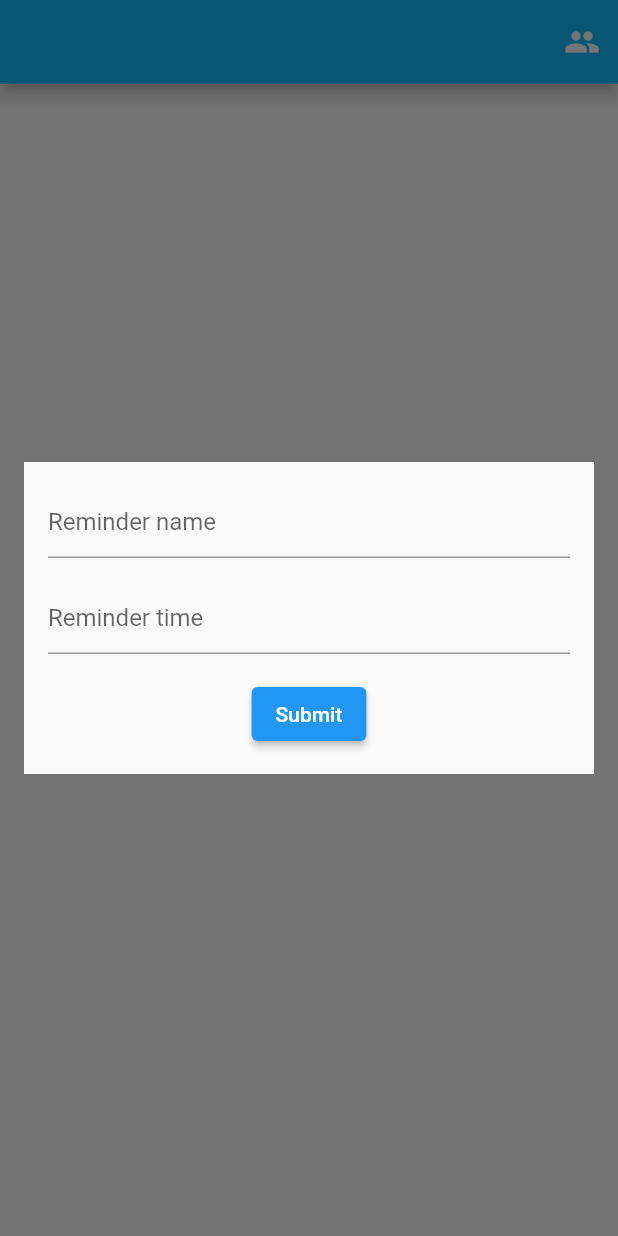
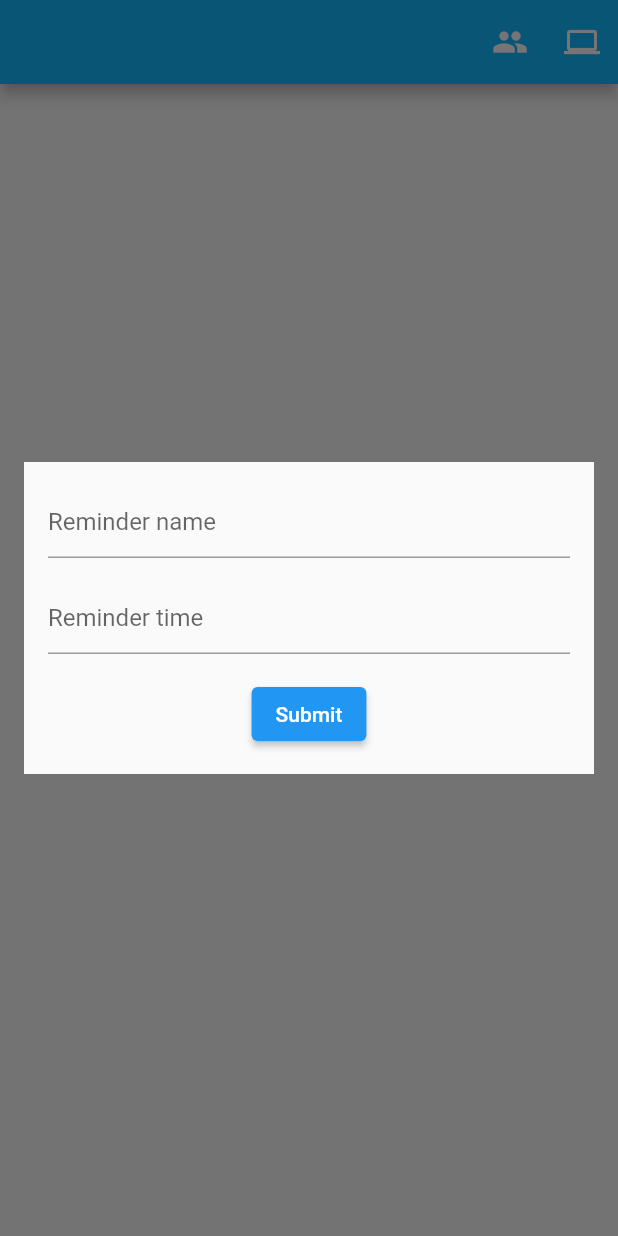
Before and after one commit to btrautmann/simple-sync, a Flutter app: the screen it shows once a user with an empty profile is signed in, after a tap on "New Reminder", on a phone screen of 412 x 824 dp. Run offline on Flutter 3.47's test engine with Material 2 defaults, Android fonts, the light colour scheme and no system bars; drawn by our look-alikes of datetime_picker_formfield; our stand-ins replace bloc, cloud_firestore, firebase_auth, firebase_core, firebase_crashlytics, flutter_bloc and 5 more; accounts and stored records are empty; network calls fail.

Commit message:
Improve logging and error handling. Add diagnostics dialog.

```diff
--- a/simple_sync/lib/bootstrap.dart
+++ b/simple_sync/lib/bootstrap.dart
@@ -6,33 +6,36 @@
 // https://opensource.org/licenses/MIT.
 
 import 'dart:async';
-import 'dart:developer';
 
 import 'package:bloc/bloc.dart';
+import 'package:firebase_core/firebase_core.dart';
 import 'package:firebase_crashlytics/firebase_crashlytics.dart';
 import 'package:flutter/widgets.dart';
 import 'package:flutter_local_notifications/flutter_local_notifications.dart';
+import 'package:simple_sync/firebase_options.dart';
+import 'package:simple_sync/log.dart';
 import 'package:timezone/data/latest_all.dart' as tz;
 
 class AppBlocObserver extends BlocObserver {
   @override
   void onChange(BlocBase bloc, Change change) {
     super.onChange(bloc, change);
-    log('onChange(${bloc.runtimeType}, $change)');
+    Log.debug('onChange(${bloc.runtimeType}, $change)');
   }
 
   @override
   void onError(BlocBase bloc, Object error, StackTrace stackTrace) {
-    log('onError(${bloc.runtimeType}, $error, $stackTrace)');
+    Log.error('onError(${bloc.runtimeType}, $error, $stackTrace)');
     super.onError(bloc, error, stackTrace);
   }
 }
 
 Future<void> bootstrap(FutureOr<Widget> Function() builder) async {
-  FlutterError.onError = (details) {
-    FirebaseCrashlytics.instance.recordFlutterError(details);
-  };
-
+  await runZonedGuarded(
+    () async {
+      WidgetsFlutterBinding.ensureInitialized();
+      // Set up Push notifications
+      tz.initializeTimeZones();
       const initializationSettingsIOS = IOSInitializationSettings(
         onDidReceiveLocalNotification: onDidReceiveLocalNotification,
       );
@@ -42,20 +45,21 @@ Future<void> bootstrap(FutureOr<Widget> Function() builder) async {
       await FlutterLocalNotificationsPlugin().initialize(
         initializationSettings,
         onSelectNotification: (content) {
-      log('Tapped notification with content $content');
+          Log.debug('Tapped notification with content $content');
         },
       );
-
-  tz.initializeTimeZones();
-
-  await runZonedGuarded(
-    () async {
+      await Firebase.initializeApp(
+        options: DefaultFirebaseOptions.currentPlatform,
+      );
+      FlutterError.onError = (details) {
+        FirebaseCrashlytics.instance.recordFlutterError(details);
+      };
       await BlocOverrides.runZoned(
         () async => runApp(await builder()),
         blocObserver: AppBlocObserver(),
       );
     },
-    (error, stackTrace) => FirebaseCrashlytics.instance.recordError(error.toString(), stackTrace),
+    (error, stackTrace) => FirebaseCrashlytics.instance.recordError(error.toString(), stackTrace, fatal: true),
   );
 }
 
@@ -65,5 +69,5 @@ Future<void> onDidReceiveLocalNotification(
   String? body,
   String? payload,
 ) async {
-  log('Got notification with id $id and title $title');
+  Log.debug('Got notification with id $id and title $title');
 }
--- /dev/null
+++ b/simple_sync/lib/log.dart
@@ -0,0 +1,61 @@
+import 'package:firebase_crashlytics/firebase_crashlytics.dart';
+import 'package:flutter/foundation.dart';
+import 'package:logger/logger.dart';
+
+class Log {
+  static final Logger _logger = Logger(printer: SimplePrinter());
+  static Level logLevel = Level.verbose;
+
+  static void debug(
+    String message, {
+    Map<String, dynamic>? properties,
+  }) {
+    _log(Level.debug, message, properties: properties);
+  }
+
+  static void info(
+    String message, {
+    Map<String, dynamic>? properties,
+  }) {
+    _log(Level.info, message, properties: properties);
+  }
+
+  static void warning(
+    String message, {
+    dynamic error,
+    StackTrace? stackTrace,
+    Map<String, dynamic>? properties,
+  }) {
+    _log(Level.warning, message, error: error, stackTrace: stackTrace, properties: properties);
+  }
+
+  static void error(
+    String message, {
+    dynamic error,
+    StackTrace? stackTrace,
+    Map<String, dynamic>? properties,
+  }) {
+    _log(Level.error, message, error: error, stackTrace: stackTrace, properties: properties);
+  }
+
+  static void _log(
+    Level level,
+    String message, {
+    dynamic error,
+    StackTrace? stackTrace,
+    Map<String, dynamic>? properties,
+  }) {
+    if (level.index >= logLevel.index) {
+      final formattedMessage = properties == null ? message : '$message - properties: $properties';
+      _logger.log(
+        level,
+        formattedMessage,
+        error,
+        stackTrace,
+      );
+      if (kReleaseMode) {
+        FirebaseCrashlytics.instance.log(formattedMessage);
+      }
+    }
+  }
+}
--- a/simple_sync/lib/main_development.dart
+++ b/simple_sync/lib/main_development.dart
@@ -5,16 +5,12 @@
 // license that can be found in the LICENSE file or at
 // https://opensource.org/licenses/MIT.
 
-import 'package:firebase_core/firebase_core.dart';
-import 'package:flutter/material.dart';
+import 'package:logger/logger.dart';
 import 'package:simple_sync/app/app.dart';
 import 'package:simple_sync/bootstrap.dart';
-import 'package:simple_sync/firebase_options.dart';
+import 'package:simple_sync/log.dart';
 
-Future<void> main() async {
-  WidgetsFlutterBinding.ensureInitialized();
-  await Firebase.initializeApp(
-    options: DefaultFirebaseOptions.currentPlatform,
-  );
-  await bootstrap(() => const App());
+void main() {
+  Log.logLevel = Level.verbose;
+  bootstrap(() => const App());
 }
--- a/simple_sync/lib/reminders/cubit/reminders_cubit.dart
+++ b/simple_sync/lib/reminders/cubit/reminders_cubit.dart
@@ -4,10 +4,10 @@ import 'package:bloc/bloc.dart';
 import 'package:cloud_firestore/cloud_firestore.dart';
 import 'package:collection/collection.dart';
 import 'package:firebase_auth/firebase_auth.dart';
-import 'package:firebase_crashlytics/firebase_crashlytics.dart';
 import 'package:flutter_local_notifications/flutter_local_notifications.dart';
 import 'package:freezed_annotation/freezed_annotation.dart';
 import 'package:simple_sync/account/models/account.dart';
+import 'package:simple_sync/log.dart';
 import 'package:simple_sync/reminders/models/reminder.dart';
 import 'package:simple_sync/reminders/models/sync_group.dart';
 import 'package:timezone/timezone.dart' as tz;
@@ -58,21 +58,21 @@ class RemindersCubit extends Cubit<RemindersState> {
     _firestore.collection('accounts').doc(user.uid).snapshots().listen((event) async {
       final user = Account.fromJson(event.data()!);
       if (user.selectedSyncGroupId != null) {
-        unawaited(observeGroup(user.selectedSyncGroupId!));
-        unawaited(observeReminders(user.selectedSyncGroupId!));
+        unawaited(_observeGroup(user.selectedSyncGroupId!));
+        unawaited(_observeReminders(user.selectedSyncGroupId!));
       }
       emit(state.copyWith(user: user));
     });
   }
 
-  Future<void> observeGroup(String selectedSyncGroupId) async {
+  Future<void> _observeGroup(String selectedSyncGroupId) async {
     _firestore.collection('groups').doc(selectedSyncGroupId).snapshots().listen((event) {
       final group = SyncGroup.fromJson(event.data()!);
       emit(state.copyWith(syncGroup: group));
     });
   }
 
-  Future<void> observeReminders(String selectedSyncGroupId) async {
+  Future<void> _observeReminders(String selectedSyncGroupId) async {
     _firestore.collection('groups').doc(selectedSyncGroupId).collection('reminders').snapshots().listen((event) {
       if (event.docs.isEmpty) {
         emit(state.copyWith(reminders: List.empty()));
@@ -83,14 +83,17 @@ class RemindersCubit extends Cubit<RemindersState> {
             event.docs[index].data(),
           ),
         )..sort((r1, r2) => r1.time.toDouble().compareTo(r2.time.toDouble()));
-        updateNotifications(reminders);
+        _updateNotifications(reminders);
         emit(state.copyWith(reminders: reminders));
       }
     });
   }
 
-  Future<void> updateNotifications(List<Reminder> reminders) async {
+  Future<void> _updateNotifications(List<Reminder> reminders) async {
     final plugin = FlutterLocalNotificationsPlugin();
+    // For now, cancel all notifications because dupes are scheduled when
+    // any metadata changes
+    await plugin.cancelAll();
     final location = tz.getLocation('America/New_York');
     final now = DateTime.now();
     for (final reminder in reminders) {
@@ -109,10 +112,10 @@ class RemindersCubit extends Cubit<RemindersState> {
       } else {
         time = tz.TZDateTime.now(location).add(difference);
       }
-      unawaited(FirebaseCrashlytics.instance.log('Scheduling notification for $time'));
+      Log.info('Scheduling notification for $time');
       await plugin.zonedSchedule(
         int.parse(reminder.id.replaceAll(RegExp('[^0-9]'), '').substring(0, 5)),
-        '// TODO: Include group name',
+        'A task needs to be completed',
         reminder.title,
         time,
         const NotificationDetails(
@@ -126,7 +129,9 @@ class RemindersCubit extends Cubit<RemindersState> {
         androidAllowWhileIdle: true,
         matchDateTimeComponents: DateTimeComponents.time,
       );
-      unawaited(FirebaseCrashlytics.instance.log('Scheduled notification for $reminder'));
+      Log.info('Scheduled notification for $reminder');
+      final pending = await plugin.pendingNotificationRequests();
+      emit(state.copyWith(notifications: pending));
     }
   }
 
--- a/simple_sync/lib/reminders/cubit/reminders_state.dart
+++ b/simple_sync/lib/reminders/cubit/reminders_state.dart
@@ -6,5 +6,6 @@ class RemindersState with _$RemindersState {
     required Account? user,
     required SyncGroup? syncGroup,
     required List<Reminder> reminders,
+    @Default(<PendingNotificationRequest>[]) List<PendingNotificationRequest> notifications,
   }) = _ReminderState;
 }
--- a/simple_sync/lib/reminders/view/reminders_page.dart
+++ b/simple_sync/lib/reminders/view/reminders_page.dart
@@ -1,7 +1,9 @@
 import 'package:datetime_picker_formfield/datetime_picker_formfield.dart';
 import 'package:flutter/material.dart';
 import 'package:flutter_bloc/flutter_bloc.dart';
+import 'package:flutter_local_notifications/flutter_local_notifications.dart';
 import 'package:intl/intl.dart';
+import 'package:simple_sync/account/models/account.dart';
 import 'package:simple_sync/reminders/cubit/reminders_cubit.dart';
 import 'package:simple_sync/reminders/models/reminder.dart';
 import 'package:simple_sync/reminders/models/sync_group.dart';
@@ -23,13 +25,64 @@ class RemindersPage extends StatelessWidget {
               return selectedGroup == null ? const Text('Simple Sync') : Text(selectedGroup.name);
             },
           ),
-          actions: const [
-            _JoinGroupButton(),
+          actions: [
+            const _JoinGroupButton(),
+            BlocBuilder<RemindersCubit, RemindersState>(
+              builder: (context, state) {
+                return _DiagnosticsButton(
+                  account: state.user,
+                  notifications: state.notifications,
+                );
+              },
+            ),
           ],
         ),
         body: const Center(child: RemindersList()),
         floatingActionButton: const AddReminderFloatingActionButton(),
       ),
+    );
+  }
+}
+
+class _DiagnosticsButton extends StatefulWidget {
+  const _DiagnosticsButton({
+    Key? key,
+    required this.account,
+    required this.notifications,
+  }) : super(key: key);
+
+  final Account? account;
+  final List<PendingNotificationRequest>? notifications;
+
+  @override
+  State<_DiagnosticsButton> createState() => _DiagnosticsButtonState();
+}
+
+class _DiagnosticsButtonState extends State<_DiagnosticsButton> {
+  @override
+  Widget build(BuildContext context) {
+    return IconButton(
+      onPressed: () async {
+        await showDialog<void>(
+          context: context,
+          builder: (dialog) => Center(
+            child: Material(
+              child: Padding(
+                padding: const EdgeInsets.all(16),
+                child: Column(
+                  mainAxisSize: MainAxisSize.min,
+                  crossAxisAlignment: CrossAxisAlignment.start,
+                  children: [
+                    Text('uId: ${widget.account?.id}'),
+                    Text('PNs:\n${widget.notifications?.map((e) => '${e.title}:${e.body}').join(',\n')}'),
+                  ],
+                ),
+              ),
+            ),
+          ),
+        );
+      },
+      icon: const Icon(Icons.computer),
     );
   }
 }
--- a/simple_sync/pubspec.yaml
+++ b/simple_sync/pubspec.yaml
@@ -23,6 +23,7 @@ dependencies:
   freezed_annotation: ^2.0.1
   intl: ^0.17.0
   json_annotation: ^4.4.0
+  logger: ^1.1.0
   timer_builder: ^2.0.0
   uuid: ^3.0.6
 
```
Also changed, not shown: simple_sync/lib/main_production.dart (+3 -7 lines), simple_sync/lib/reminders/cubit/reminders_cubit.freezed.dart, simple_sync/pubspec.lock. Lines whose indentation alone changed are shown as unchanged.
